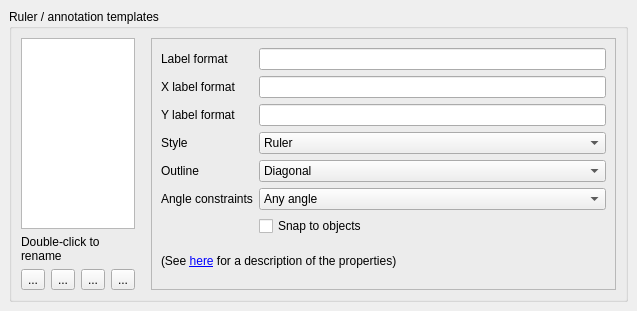
The window that src/ant/RulerConfigPage4.ui (KLayout/klayout) describes before a commit, drawn with Qt 5.
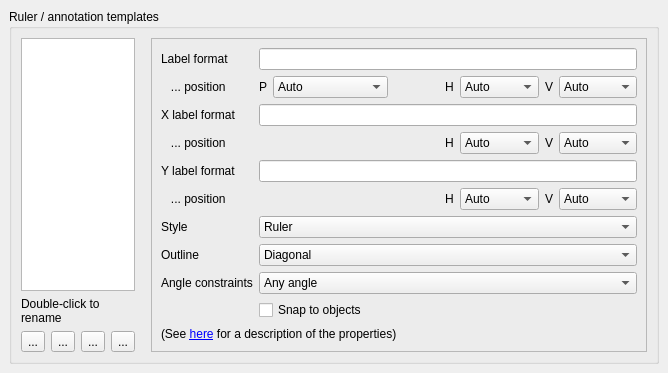
The same window after the commit. Icons and pictures are not drawn.

Patch:
```diff
--- a/src/ant/RulerConfigPage4.ui
+++ b/src/ant/RulerConfigPage4.ui
@@ -6,8 +6,8 @@
    <rect>
     <x>0</x>
     <y>0</y>
-    <width>637</width>
-    <height>311</height>
+    <width>668</width>
+    <height>373</height>
    </rect>
   </property>
   <property name="windowTitle">
@@ -192,7 +192,14 @@
          <property name="spacing">
           <number>6</number>
          </property>
-         <item row="6" column="1">
+         <item row="3" column="0">
+          <widget class="QLabel" name="label_3">
+           <property name="text">
+            <string>   ... position</string>
+           </property>
+          </widget>
+         </item>
+         <item row="9" column="1">
           <widget class="QCheckBox" name="t_snap_cbx">
            <property name="toolTip">
             <string>If checked, snap to edges or vertices of objects unless disabled above</string>
@@ -202,68 +209,17 @@
            </property>
           </widget>
          </item>
-         <item row="4" column="1">
-          <widget class="QComboBox" name="outline_cb">
-           <property name="toolTip">
-            <string>Specify outline mode of the ruler template</string>
-           </property>
-           <item>
-            <property name="text">
-             <string>Diagonal</string>
-            </property>
-           </item>
-           <item>
-            <property name="text">
-             <string>Horizonal and vertical (in this order)</string>
-            </property>
-           </item>
-           <item>
-            <property name="text">
-             <string>Diagonal plus horizonal and vertical (triangle)</string>
-            </property>
-           </item>
-           <item>
-            <property name="text">
-             <string>Vertical and horizonal (in this order)</string>
-            </property>
-           </item>
-           <item>
-            <property name="text">
-             <string>Diagonal plus vertical and horizontal (triangle)</string>
-            </property>
-           </item>
-           <item>
-            <property name="text">
-             <string>Box marker</string>
-            </property>
-           </item>
-          </widget>
-         </item>
-         <item row="2" column="1">
-          <widget class="QLineEdit" name="fmt_y_le">
-           <property name="toolTip">
-            <string>Specify the y label format (applicable only for outline modes that have a vertical component, i.e. box)</string>
-           </property>
-          </widget>
-         </item>
-         <item row="5" column="0">
-          <widget class="QLabel" name="label_2">
-           <property name="text">
-            <string>Angle constraints</string>
-           </property>
-          </widget>
-         </item>
-         <item row="4" column="0">
+         <item row="7" column="0">
           <widget class="QLabel" name="label_17">
            <property name="text">
             <string>Outline</string>
            </property>
           </widget>
          </item>
-         <item row="3" column="0">
-          <widget class="QLabel" name="label_16">
-           <property name="text">
-            <string>Style</string>
+         <item row="0" column="1">
+          <widget class="QLineEdit" name="fmt_le">
+           <property name="toolTip">
+            <string>Specify the main label format</string>
            </property>
           </widget>
          </item>
@@ -274,35 +230,310 @@
            </property>
           </widget>
          </item>
-         <item row="1" column="1">
+         <item row="8" column="0">
+          <widget class="QLabel" name="label_2">
+           <property name="text">
+            <string>Angle constraints</string>
+           </property>
+          </widget>
+         </item>
+         <item row="2" column="1">
           <widget class="QLineEdit" name="fmt_x_le">
            <property name="toolTip">
             <string>Specify the x label format (applicable only for outline modes that have a horizontal component, i.e. box)</string>
            </property>
           </widget>
          </item>
-         <item row="0" column="1">
-          <widget class="QLineEdit" name="fmt_le">
+         <item row="6" column="0">
+          <widget class="QLabel" name="label_16">
+           <property name="text">
+            <string>Style</string>
+           </property>
+          </widget>
+         </item>
+         <item row="4" column="1">
+          <widget class="QLineEdit" name="fmt_y_le">
            <property name="toolTip">
             <string>Specify the main label format</string>
            </property>
           </widget>
          </item>
+         <item row="1" column="1">
+          <widget class="QFrame" name="frame">
+           <property name="frameShape">
+            <enum>QFrame::NoFrame</enum>
+           </property>
+           <property name="frameShadow">
+            <enum>QFrame::Raised</enum>
+           </property>
+           <layout class="QHBoxLayout" name="horizontalLayout">
+            <property name="leftMargin">
+             <number>0</number>
+            </property>
+            <property name="topMargin">
+             <number>0</number>
+            </property>
+            <property name="rightMargin">
+             <number>0</number>
+            </property>
+            <property name="bottomMargin">
+             <number>0</number>
+            </property>
+            <item>
+             <widget class="QFrame" name="frame_4">
+              <property name="frameShape">
+               <enum>QFrame::NoFrame</enum>
+              </property>
+              <property name="frameShadow">
+               <enum>QFrame::Raised</enum>
+              </property>
+              <layout class="QGridLayout" name="gridLayout">
+               <property name="leftMargin">
+                <number>0</number>
+               </property>
+               <property name="topMargin">
+                <number>0</number>
+               </property>
+               <property name="rightMargin">
+                <number>0</number>
+               </property>
+               <property name="bottomMargin">
+                <number>0</number>
+               </property>
+               <item row="1" column="1">
+                <widget class="QComboBox" name="main_position">
+                 <property name="sizePolicy">
+                  <sizepolicy hsizetype="Fixed" vsizetype="Fixed">
+                   <horstretch>0</horstretch>
+                   <verstretch>0</verstretch>
+                  </sizepolicy>
+                 </property>
+                 <property name="sizeAdjustPolicy">
+                  <enum>QComboBox::AdjustToContents</enum>
+                 </property>
+                 <item>
+                  <property name="text">
+                   <string>Auto</string>
+                  </property>
+                 </item>
+                 <item>
+                  <property name="text">
+                   <string>At first point</string>
+                  </property>
+                 </item>
+                 <item>
+                  <property name="text">
+                   <string>At second point</string>
+                  </property>
+                 </item>
+                 <item>
+                  <property name="text">
+                   <string>At center</string>
+                  </property>
+                 </item>
+                </widget>
+               </item>
+               <item row="1" column="0">
+                <widget class="QLabel" name="label_19">
+                 <property name="text">
+                  <string>P</string>
+                 </property>
+                </widget>
+               </item>
+               <item row="1" column="2">
+                <spacer name="horizontalSpacer">
+                 <property name="orientation">
+                  <enum>Qt::Horizontal</enum>
+                 </property>
+                 <property name="sizeHint" stdset="0">
+                  <size>
+                   <width>40</width>
+                   <height>20</height>
+                  </size>
+                 </property>
+                </spacer>
+               </item>
+               <item row="1" column="5">
+                <widget class="QLabel" name="label_21">
+                 <property name="text">
+                  <string>V</string>
+                 </property>
+                </widget>
+               </item>
+               <item row="1" column="6">
+                <widget class="QComboBox" name="main_yalign">
+                 <property name="sizePolicy">
+                  <sizepolicy hsizetype="Fixed" vsizetype="Fixed">
+                   <horstretch>0</horstretch>
+                   <verstretch>0</verstretch>
+                  </sizepolicy>
+                 </property>
+                 <item>
+                  <property name="text">
+                   <string>Auto</string>
+                  </property>
+                 </item>
+                 <item>
+                  <property name="text">
+                   <string>V. center</string>
+                  </property>
+                 </item>
+                 <item>
+                  <property name="text">
+                   <string>Bottom</string>
+                  </property>
+                 </item>
+                 <item>
+                  <property name="text">
+                   <string>Top</string>
+                  </property>
+                 </item>
+                </widget>
+               </item>
+               <item row="1" column="4">
+                <widget class="QComboBox" name="main_xalign">
+                 <property name="sizePolicy">
+                  <sizepolicy hsizetype="Fixed" vsizetype="Fixed">
+                   <horstretch>0</horstretch>
+                   <verstretch>0</verstretch>
+                  </sizepolicy>
+                 </property>
+                 <item>
+                  <property name="text">
+                   <string>Auto</string>
+                  </property>
+                 </item>
+                 <item>
+                  <property name="text">
+                   <string>H. center</string>
+                  </property>
+                 </item>
+                 <item>
+                  <property name="text">
+                   <string>Left</string>
+                  </property>
+                 </item>
+                 <item>
+                  <property name="text">
+                   <string>Right</string>
+                  </property>
+                 </item>
+                </widget>
+               </item>
+               <item row="1" column="3">
+                <widget class="QLabel" name="label_20">
+                 <property name="text">
+                  <string>H</string>
+                 </property>
+                </widget>
+               </item>
+              </layout>
+             </widget>
+            </item>
+           </layout>
+          </widget>
+         </item>
          <item row="1" column="0">
-          <widget class="QLabel" name="label_14">
+          <widget class="QLabel" name="label">
            <property name="text">
-            <string>X label format</string>
+            <string>   ... position</string>
            </property>
           </widget>
          </item>
-         <item row="2" column="0">
+         <item row="8" column="1">
+          <widget class="QComboBox" name="t_angle_cb">
+           <property name="toolTip">
+            <string>Override the global angle constraint setting for this type of rulers</string>
+           </property>
+           <item>
+            <property name="text">
+             <string>Any angle</string>
+            </property>
+           </item>
+           <item>
+            <property name="text">
+             <string>Diagonal</string>
+            </property>
+           </item>
+           <item>
+            <property name="text">
+             <string>Orthogonal</string>
+            </property>
+           </item>
+           <item>
+            <property name="text">
+             <string>Horizontal only</string>
+            </property>
+           </item>
+           <item>
+            <property name="text">
+             <string>Vertical only</string>
+            </property>
+           </item>
+           <item>
+            <property name="text">
+             <string>Use global setting</string>
+            </property>
+           </item>
+          </widget>
+         </item>
+         <item row="4" column="0">
           <widget class="QLabel" name="label_15">
            <property name="text">
             <string>Y label format</string>
            </property>
           </widget>
          </item>
-         <item row="3" column="1">
+         <item row="10" column="0" colspan="2">
+          <widget class="QLabel" name="help_label">
+           <property name="text">
+            <string>&lt;html&gt;(See &lt;a href=&quot;int:/manual/ruler_properties.xml&quot;&gt;here&lt;/a&gt; for a description of the properties)&lt;/html&gt;</string>
+           </property>
+          </widget>
+         </item>
+         <item row="7" column="1">
+          <widget class="QComboBox" name="outline_cb">
+           <property name="toolTip">
+            <string>Specify outline mode of the ruler template</string>
+           </property>
+           <item>
+            <property name="text">
+             <string>Diagonal</string>
+            </property>
+           </item>
+           <item>
+            <property name="text">
+             <string>Horizonal and vertical (in this order)</string>
+            </property>
+           </item>
+           <item>
+            <property name="text">
+             <string>Diagonal plus horizonal and vertical (triangle)</string>
+            </property>
+           </item>
+           <item>
+            <property name="text">
+             <string>Vertical and horizonal (in this order)</string>
+            </property>
+           </item>
+           <item>
+            <property name="text">
+             <string>Diagonal plus vertical and horizontal (triangle)</string>
+            </property>
+           </item>
+           <item>
+            <property name="text">
+             <string>Box marker</string>
+            </property>
+           </item>
+           <item>
+            <property name="text">
+             <string>Ellipse</string>
+            </property>
+           </item>
+          </widget>
+         </item>
+         <item row="6" column="1">
           <widget class="QComboBox" name="style_cb">
            <property name="toolTip">
             <string>Specify style of the ruler template</string>
@@ -332,50 +563,257 @@
              <string>Plain line</string>
             </property>
            </item>
+           <item>
+            <property name="text">
+             <string>Cross at end</string>
+            </property>
+           </item>
+           <item>
+            <property name="text">
+             <string>Cross at start</string>
+            </property>
+           </item>
+           <item>
+            <property name="text">
+             <string>Cross at both ends</string>
+            </property>
+           </item>
+          </widget>
+         </item>
+         <item row="2" column="0">
+          <widget class="QLabel" name="label_14">
+           <property name="text">
+            <string>X label format</string>
+           </property>
+          </widget>
+         </item>
+         <item row="5" column="0">
+          <widget class="QLabel" name="label_5">
+           <property name="text">
+            <string>   ... position</string>
+           </property>
+          </widget>
+         </item>
+         <item row="3" column="1">
+          <widget class="QFrame" name="frame_5">
+           <property name="frameShape">
+            <enum>QFrame::NoFrame</enum>
+           </property>
+           <property name="frameShadow">
+            <enum>QFrame::Raised</enum>
+           </property>
+           <layout class="QHBoxLayout" name="horizontalLayout_2">
+            <property name="leftMargin">
+             <number>0</number>
+            </property>
+            <property name="topMargin">
+             <number>0</number>
+            </property>
+            <property name="rightMargin">
+             <number>0</number>
+            </property>
+            <property name="bottomMargin">
+             <number>0</number>
+            </property>
+            <item>
+             <spacer name="horizontalSpacer_2">
+              <property name="orientation">
+               <enum>Qt::Horizontal</enum>
+              </property>
+              <property name="sizeHint" stdset="0">
+               <size>
+                <width>148</width>
+                <height>20</height>
+               </size>
+              </property>
+             </spacer>
+            </item>
+            <item>
+             <widget class="QLabel" name="label_22">
+              <property name="text">
+               <string>H</string>
+              </property>
+             </widget>
+            </item>
+            <item>
+             <widget class="QComboBox" name="xlabel_xalign">
+              <property name="sizePolicy">
+               <sizepolicy hsizetype="Fixed" vsizetype="Fixed">
+                <horstretch>0</horstretch>
+                <verstretch>0</verstretch>
+               </sizepolicy>
+              </property>
+              <item>
+               <property name="text">
+                <string>Auto</string>
+               </property>
+              </item>
+              <item>
+               <property name="text">
+                <string>H. center</string>
+               </property>
+              </item>
+              <item>
+               <property name="text">
+                <string>Left</string>
+               </property>
+              </item>
+              <item>
+               <property name="text">
+                <string>Right</string>
+               </property>
+              </item>
+             </widget>
+            </item>
+            <item>
+             <widget class="QLabel" name="label_23">
+              <property name="text">
+               <string>V</string>
+              </property>
+             </widget>
+            </item>
+            <item>
+             <widget class="QComboBox" name="xlabel_yalign">
+              <property name="sizePolicy">
+               <sizepolicy hsizetype="Fixed" vsizetype="Fixed">
+                <horstretch>0</horstretch>
+                <verstretch>0</verstretch>
+               </sizepolicy>
+              </property>
+              <item>
+               <property name="text">
+                <string>Auto</string>
+               </property>
+              </item>
+              <item>
+               <property name="text">
+                <string>V. center</string>
+               </property>
+              </item>
+              <item>
+               <property name="text">
+                <string>Bottom</string>
+               </property>
+              </item>
+              <item>
+               <property name="text">
+                <string>Top</string>
+               </property>
+              </item>
+             </widget>
+            </item>
+           </layout>
           </widget>
          </item>
          <item row="5" column="1">
-          <widget class="QComboBox" name="t_angle_cb">
-           <property name="toolTip">
-            <string>Override the global angle constraint setting for this type of rulers</string>
+          <widget class="QFrame" name="frame_6">
+           <property name="frameShape">
+            <enum>QFrame::NoFrame</enum>
            </property>
-           <item>
-            <property name="text">
-             <string>Any angle</string>
+           <property name="frameShadow">
+            <enum>QFrame::Raised</enum>
+           </property>
+           <layout class="QHBoxLayout" name="horizontalLayout_3">
+            <property name="leftMargin">
+             <number>0</number>
             </property>
-           </item>
-           <item>
-            <property name="text">
-             <string>Diagonal</string>
+            <property name="topMargin">
+             <number>0</number>
             </property>
-           </item>
-           <item>
-            <property name="text">
-             <string>Orthogonal</string>
+            <property name="rightMargin">
+             <number>0</number>
             </property>
-           </item>
-           <item>
-            <property name="text">
-             <string>Horizontal only</string>
+            <property name="bottomMargin">
+             <number>0</number>
             </property>
-           </item>
-           <item>
-            <property name="text">
-             <string>Vertical only</string>
-            </property>
-           </item>
-           <item>
-            <property name="text">
-             <string>Use global setting</string>
-            </property>
-           </item>
-          </widget>
-         </item>
-         <item row="7" column="0" colspan="2">
-          <widget class="QLabel" name="help_label">
-           <property name="text">
-            <string>&lt;html&gt;(See &lt;a href=&quot;int:/manual/ruler_properties.xml&quot;&gt;here&lt;/a&gt; for a description of the properties)&lt;/html&gt;</string>
-           </property>
+            <item>
+             <spacer name="horizontalSpacer_3">
+              <property name="orientation">
+               <enum>Qt::Horizontal</enum>
+              </property>
+              <property name="sizeHint" stdset="0">
+               <size>
+                <width>148</width>
+                <height>20</height>
+               </size>
+              </property>
+             </spacer>
+            </item>
+            <item>
+             <widget class="QLabel" name="label_28">
+              <property name="text">
+               <string>H</string>
+              </property>
+             </widget>
+            </item>
+            <item>
+             <widget class="QComboBox" name="ylabel_xalign">
+              <property name="sizePolicy">
+               <sizepolicy hsizetype="Fixed" vsizetype="Fixed">
+                <horstretch>0</horstretch>
+                <verstretch>0</verstretch>
+               </sizepolicy>
+              </property>
+              <item>
+               <property name="text">
+                <string>Auto</string>
+               </property>
+              </item>
+              <item>
+               <property name="text">
+                <string>H. center</string>
+               </property>
+              </item>
+              <item>
+               <property name="text">
+                <string>Left</string>
+               </property>
+              </item>
+              <item>
+               <property name="text">
+                <string>Right</string>
+               </property>
+              </item>
+             </widget>
+            </item>
+            <item>
+             <widget class="QLabel" name="label_27">
+              <property name="text">
+               <string>V</string>
+              </property>
+             </widget>
+            </item>
+            <item>
+             <widget class="QComboBox" name="ylabel_yalign">
+              <property name="sizePolicy">
+               <sizepolicy hsizetype="Fixed" vsizetype="Fixed">
+                <horstretch>0</horstretch>
+                <verstretch>0</verstretch>
+               </sizepolicy>
+              </property>
+              <item>
+               <property name="text">
+                <string>Auto</string>
+               </property>
+              </item>
+              <item>
+               <property name="text">
+                <string>V. center</string>
+               </property>
+              </item>
+              <item>
+               <property name="text">
+                <string>Bottom</string>
+               </property>
+              </item>
+              <item>
+               <property name="text">
+                <string>Top</string>
+               </property>
+              </item>
+             </widget>
+            </item>
+           </layout>
           </widget>
          </item>
         </layout>
```
Left out of the diff: 2 changed lines with no effect on the pictures.
